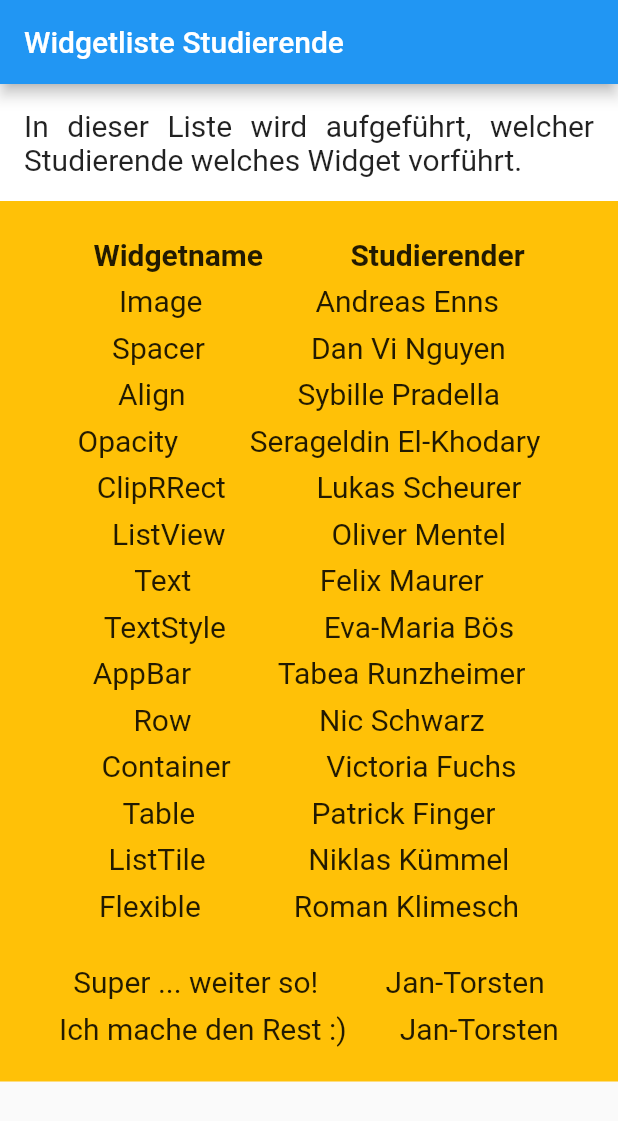
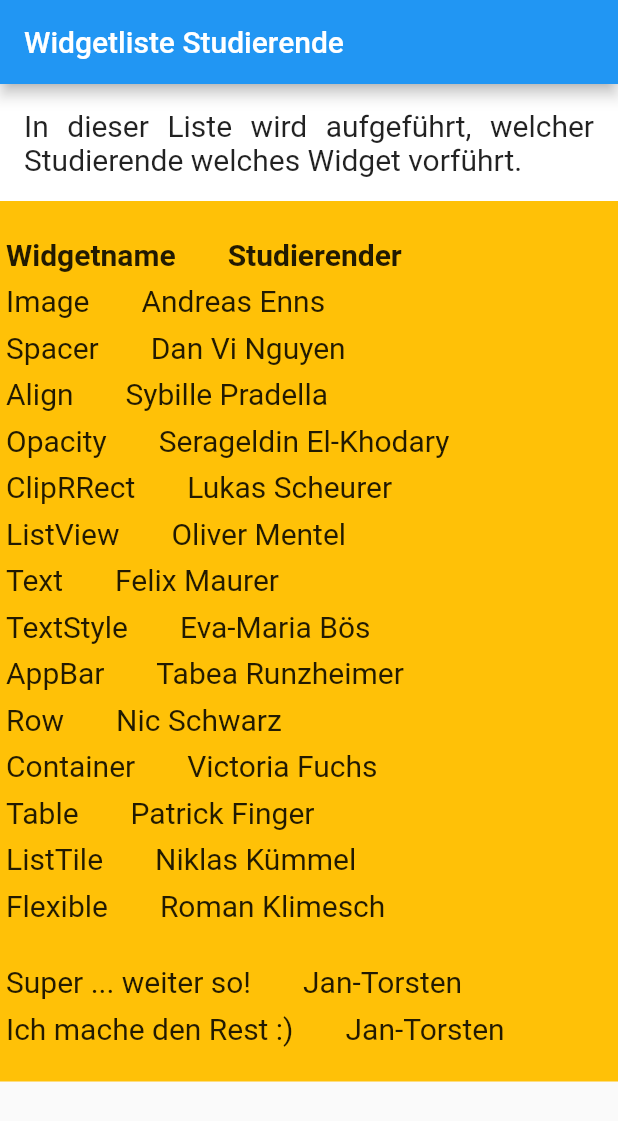
Before and after one commit to drmilde/uebung_1_widgetlist_app, a Flutter app: the screen it shows after launch, on a phone screen of 412 x 824 dp. Shown: the top 1121 px of the screen. Run offline on Flutter 3.47's test engine with Material 2 defaults, Android fonts, the phone set to English and light mode, and no system bars.

Commit message:
PDF und so

```diff
--- a/lib/main.dart
+++ b/lib/main.dart
@@ -84,6 +84,17 @@ class _WidgetListeStudierendeScreenState
     );
   }
 
+  Widget getListView() {
+
+    var listView = ListView(
+      children: <Widget>[
+        ListTile(
+          title: Text("TEST"),
+        )
+      ],
+    );
+  }
+
   // *****************************************
   // *****************************************1
   // Den folgenden Code könnt gerne ihr lesen, aber Ihr solltet ihn lieber
@@ -121,7 +132,7 @@ class _WidgetListeStudierendeScreenState
     return Padding(
       padding: const EdgeInsets.all(4.0),
       child: Row(
-        mainAxisAlignment: MainAxisAlignment.spaceEvenly,
+        mainAxisAlignment: MainAxisAlignment.start,
         children: <Widget>[
           Text(
             widgetName,
@@ -130,6 +141,8 @@ class _WidgetListeStudierendeScreenState
               fontWeight: weight,
             ),
           ),
+
+          Text(abstand(widgetName)),
           Text(
             studierender,
             style: TextStyle(
@@ -142,3 +155,11 @@ class _WidgetListeStudierendeScreenState
     );
   }
 }
+
+String abstand(widgetName) {
+  String leer = "";
+  for(int i = 0; i < 10; i++) {
+    leer = leer + " ";
+  }
+  return leer;
+}
```
Also changed, not shown: 1 other file.
